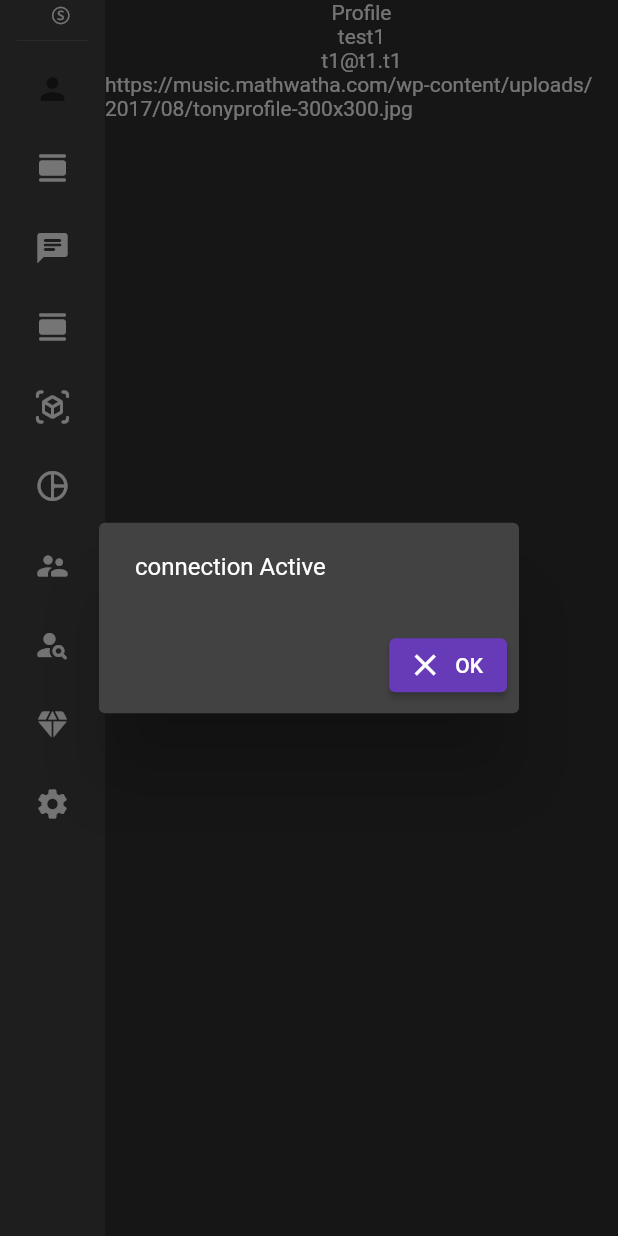
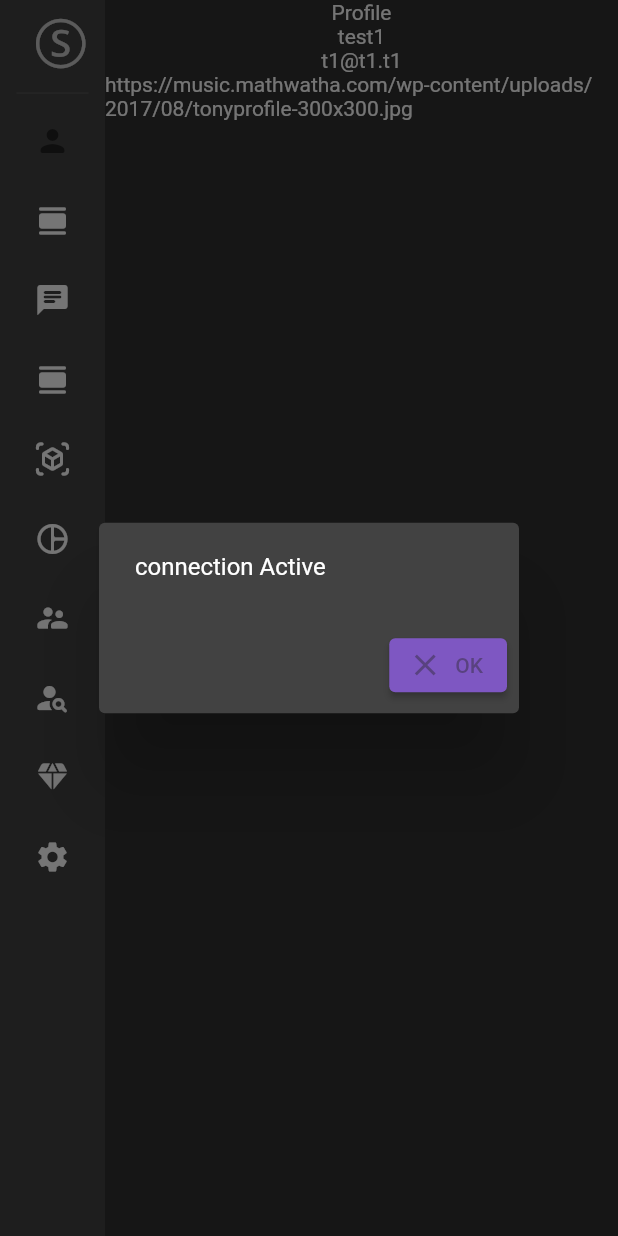
Before and after one commit to FlutterTeamOne/flutter_chat_app, a Flutter app: the screen it shows after launch, on a phone screen of 412 x 824 dp. Run offline on Flutter 3.47's test engine with Material 2 defaults, Android fonts, the phone set to English and light mode, and no system bars; drawn by our look-alikes of sidebarx; our stand-ins replace bloc, connectivity_plus, equatable, flutter_bloc, grouped_list, shared_preferences and 2 more; missing offline and left inert: grpc, protobuf, window_size; accounts and stored records are empty.

Commit message:
add custom colors to DeepPurpleTheme

```diff
--- a/lib/modules/style_manager/themes/custom_themes.dart
+++ b/lib/modules/style_manager/themes/custom_themes.dart
@@ -6,10 +6,21 @@ class CustomTheme {
     primarySwatch: Colors.deepPurple,
   );
   ThemeData darkThemeDeepPurple = ThemeData(
-    brightness: Brightness.dark,
-    primarySwatch: Colors.deepPurple,
-  );
-
+      brightness: Brightness.dark,
+      // primarySwatch: Colors.deepPurple,
+      //  primaryColor: Color(0xFF7E57C2),
+      colorScheme: ColorScheme(
+          brightness: Brightness.dark,
+          primary: Color(0xFF7E57C2),
+          onPrimary: Color(0xFF594280),
+          secondary: Colors.tealAccent.shade100,
+          onSecondary: Color(0xFFF44336),
+          error: Colors.redAccent,
+          onError: Colors.red,
+          background: Color(0xFFE0E0E0),
+          onBackground: Color(0xFFE0E0E0),
+          surface: Color(0xFFDBD8D8),
+          onSurface: Color(0xFFFFFFFF)));
 
   ThemeData darkThemeLightBlue = ThemeData(
     brightness: Brightness.dark,
@@ -20,7 +31,6 @@ class CustomTheme {
     primarySwatch: Colors.lightBlue,
   );
 
-
   ThemeData darkThemeOrange = ThemeData(
     brightness: Brightness.dark,
     primarySwatch: Colors.orange,
--- a/lib/ui/widgets/side_menu.dart
+++ b/lib/ui/widgets/side_menu.dart
@@ -37,7 +37,7 @@ class SideMenuWidget extends StatelessWidget {
                 const SizedBox(height: 20),
               ],
             )
-          : Text('Ⓢ', style: Theme.of(context).textTheme.labelLarge),
+          : Text('Ⓢ', style: Theme.of(context).textTheme.headlineLarge),
       separatorBuilder: (context, index) => const SizedBox(height: 5),
       items: currentWidth <= 1276
           ? const [
```
